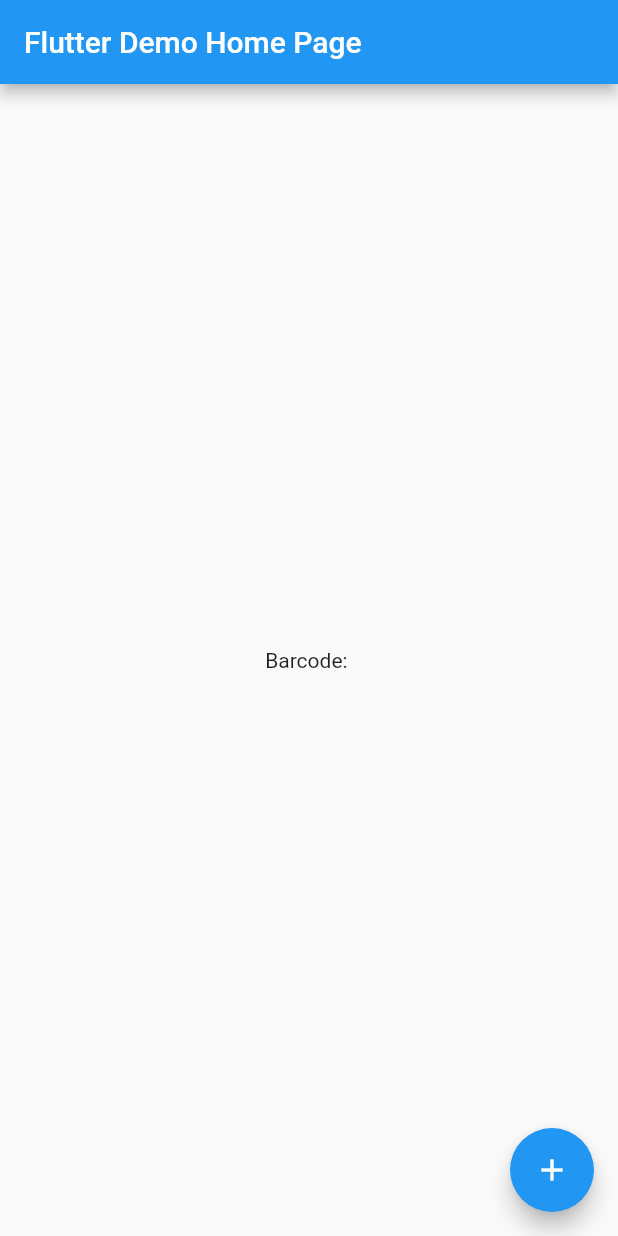
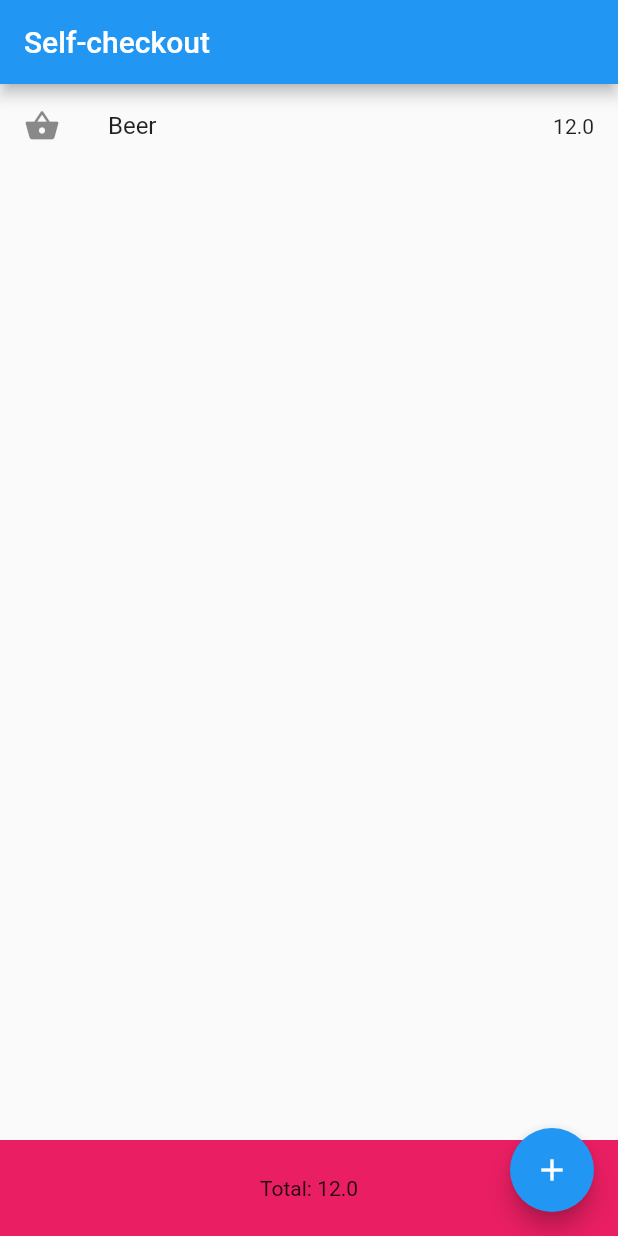
Before and after one commit to rrostt/selfcheckout, a Flutter app: the screen it shows after launch, after a tap on the "add" icon, on a phone screen of 412 x 824 dp. Run offline on Flutter 3.47's test engine with Material 2 defaults, Android fonts, the phone set to English and light mode, and no system bars; missing offline and left inert: barcode_scan.

Commit message:
Make list, get item from api.

```diff
--- /dev/null
+++ b/lib/api.dart
@@ -0,0 +1,11 @@
+class Item {
+  String name;
+  int ore;
+  Item(this.name, this.ore);
+}
+
+class Api {
+  static Future<Item> getItem(String code) async {
+    return new Item('Beer', 1200);
+  }
+}
--- a/lib/main.dart
+++ b/lib/main.dart
@@ -1,6 +1,8 @@
 import 'package:barcode_scan/barcode_scan.dart';
 import 'package:flutter/material.dart';
 import 'package:flutter/services.dart';
+
+import './api.dart';
 
 void main() => runApp(MyApp());
 
@@ -12,23 +14,24 @@ class MyApp extends StatelessWidget {
       theme: ThemeData(
         primarySwatch: Colors.blue,
       ),
-      home: MyHomePage(title: 'Flutter Demo Home Page'),
+      home: ShoppingView(title: 'Self-checkout'),
     );
   }
 }
 
-class MyHomePage extends StatefulWidget {
-  MyHomePage({Key key, this.title}) : super(key: key);
+class ShoppingView extends StatefulWidget {
+  ShoppingView({Key key, this.title}) : super(key: key);
 
   final String title;
 
   @override
-  _MyHomePageState createState() => _MyHomePageState();
+  _ShoppingViewState createState() => _ShoppingViewState();
 }
 
-class _MyHomePageState extends State<MyHomePage> {
+class _ShoppingViewState extends State<ShoppingView> {
   String _barcode = '';
   String _error = '';
+  List<Item> _items = [];
 
   Future<String> _scan() async {
     try {
@@ -48,7 +51,9 @@ class _MyHomePageState extends State<MyHomePage> {
   void _addItem() async {
     try {
       String code = await _scan();
+      Item item = await Api.getItem(code);
       setState(() {
+        _items.add(item);
         _barcode = code;
         _error = null;
       });
@@ -56,6 +61,8 @@ class _MyHomePageState extends State<MyHomePage> {
       setState(() => _error = e.toString());
     }
   }
+
+  void _checkout() {}
 
   @override
   Widget build(BuildContext context) {
@@ -66,8 +73,18 @@ class _MyHomePageState extends State<MyHomePage> {
       body: Center(
         child: Column(
           mainAxisAlignment: MainAxisAlignment.center,
+          crossAxisAlignment: CrossAxisAlignment.stretch,
           children: <Widget>[
-            Text('Barcode: $_barcode'),
+            Expanded(
+              child: ListView(
+                children: _items
+                    .asMap()
+                    .map((i, item) => MapEntry(i, _listItem(item, i)))
+                    .values
+                    .toList(),
+              ),
+            ),
+            _summary(),
             if (_error != null) Text('Error: $_error')
           ],
         ),
@@ -79,4 +96,33 @@ class _MyHomePageState extends State<MyHomePage> {
       ),
     );
   }
+
+  Widget _summary() {
+    var total = _items.length > 0
+        ? _items.map((item) => item.ore).reduce((sum, item) => sum + item)
+        : 0;
+
+    return GestureDetector(
+      onTap: _checkout,
+      child: Container(
+        padding: EdgeInsets.symmetric(vertical: 24),
+        decoration: BoxDecoration(color: Colors.pink),
+        child: Center(child: Text('Total: ${total / 100}')),
+      ),
+    );
+  }
+
+  Widget _listItem(Item item, int index) => Dismissible(
+        key: Key('$index'),
+        onDismissed: (direction) {
+          setState(() {
+            _items.removeAt(index);
+          });
+        },
+        child: ListTile(
+          title: Text(item.name),
+          trailing: Text('${item.ore / 100}'),
+          leading: Icon(Icons.shopping_basket),
+        ),
+      );
 }
```
